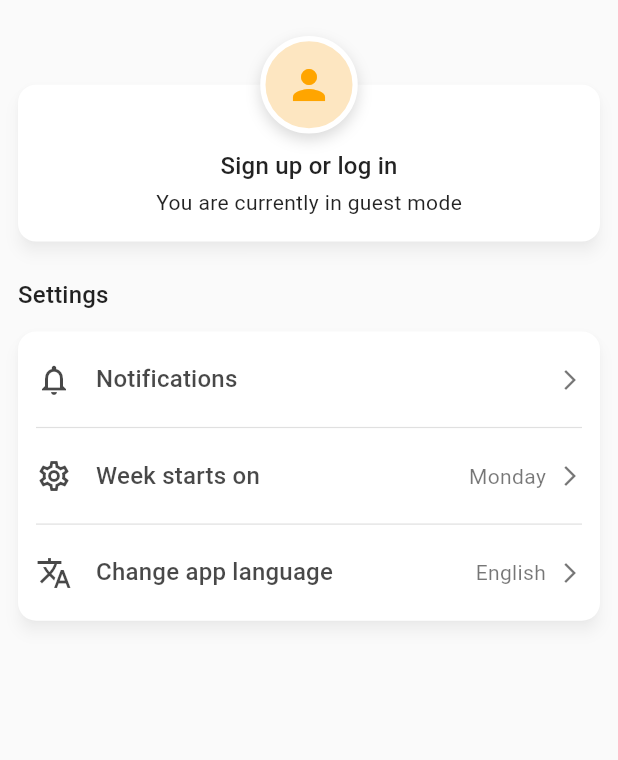
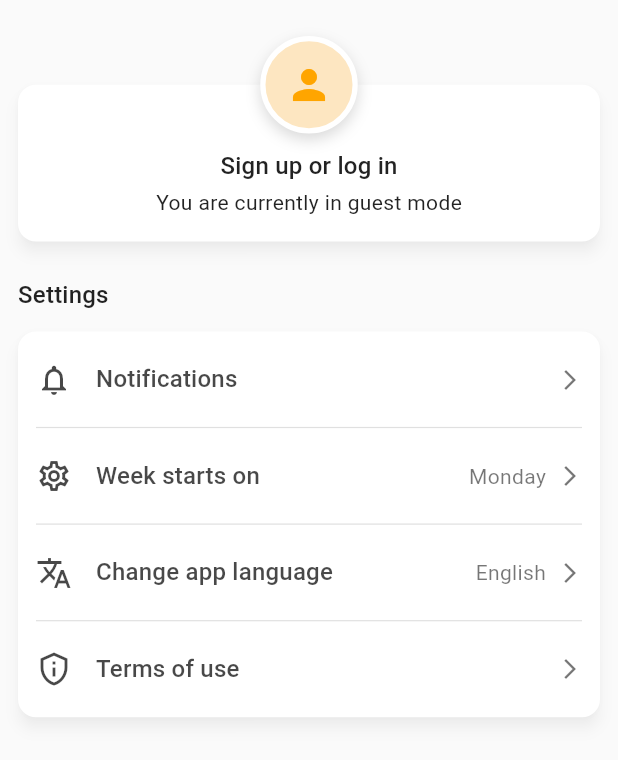
Before and after one commit to lifeflow-group/lifeflow, a Flutter app: the SettingsScreen screen opened directly, on a phone screen of 412 x 824 dp. Shown: the top 760 px of the screen. Run offline on Flutter 3.47's test engine with Material 3 defaults, Android fonts, the light colour scheme and no system bars; our stand-ins replace built_collection, built_value, drift, fl_chart, flutter_local_notifications, flutter_riverpod and 4 more; missing offline and left inert: markdown_widget; accounts and stored records are empty; generated files the repository leaves out were written again.

Commit message:
Settings | Terms of Use

```diff
--- a/lib/core/routing/app_router.dart
+++ b/lib/core/routing/app_router.dart
@@ -8,6 +8,7 @@ import '../../features/habit_detail/presentation/habit_detail_screen.dart';
 import '../../features/habit_detail/presentation/habit_view_screen.dart';
 import '../../features/login/presentation/login_screen.dart';
 import '../../features/main/presentation/main_screen.dart';
+import '../../features/settings/presentation/terms_of_use_screen.dart';
 import '../../features/splash/presentation/splash_screen.dart';
 import '../constants/app_constants.dart';
 
@@ -43,6 +44,10 @@ final routerProvider = Provider<GoRouter>((ref) {
           return HabitDetailScreen(habit: habit);
         },
       ),
+      GoRoute(
+        path: '/terms-of-use',
+        builder: (context, state) => const TermsOfUseScreen(),
+      ),
     ],
   );
 });
--- a/lib/features/settings/presentation/settings_screen.dart
+++ b/lib/features/settings/presentation/settings_screen.dart
@@ -1,5 +1,6 @@
 import 'package:flutter/material.dart';
 import 'package:flutter_riverpod/flutter_riverpod.dart';
+import 'package:go_router/go_router.dart';
 
 import '../controllers/settings_controller.dart';
 import 'widgets/settings_divider.dart';
@@ -140,6 +141,12 @@ class SettingsScreen extends ConsumerWidget {
                         // Handle Change app language tap
                       },
                     ),
+                    const SettingsDivider(),
+                    SettingsItem(
+                      icon: Icons.privacy_tip_outlined,
+                      title: 'Terms of use',
+                      onTap: () => context.push('/terms-of-use'),
+                    ),
                   ],
                 ),
               ),
--- a/pubspec.yaml
+++ b/pubspec.yaml
@@ -50,6 +50,7 @@ dependencies:
   mocktail: ^1.0.4
   flutter_slidable: ^4.0.0
   fl_chart: ^1.0.0
+  markdown_widget: ^2.3.2+8
 
 dev_dependencies:
   flutter_test:
@@ -81,6 +82,7 @@ flutter:
     - assets/images/
     - assets/icons/
     - assets/logos/
+    - assets/terms/
 
   # An image asset can refer to one or more resolution-specific "variants", see
   # https://flutter.dev/to/resolution-aware-images
```
Also changed, not shown: lib/features/settings/controllers/terms_of_use_controller.dart (added, +32 -0 lines), lib/features/settings/presentation/terms_of_use_screen.dart (added, +44 -0 lines), pubspec.lock, 1 other file.
